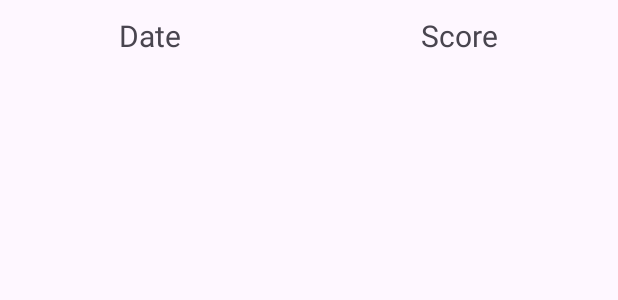
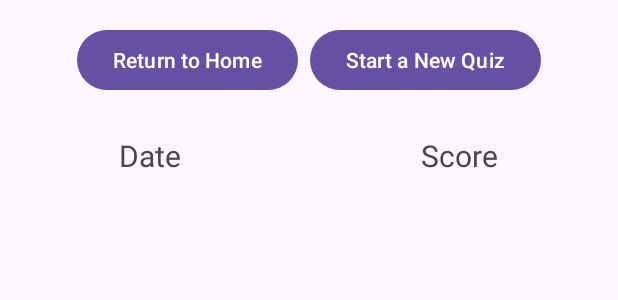
Before and after one commit to adurr21/CountryQuiz, an Android app: the layout fragment_past_quizzes_list.xml on its own in the app's theme, with its tools: preview values and no code run, on a phone screen of 412 x 824 dp. Shown: the top 300 px of the screen. Run offline under Robolectric (Android 15) with nearby library versions, the phone set to English and light mode, and no system bars.

Commit message:
Added functionality to view past quizzes page. + Adjusted styling.

```diff
--- a/app/src/main/java/edu/uga/countryquiz/fragments/PastQuizzesFragment.java
+++ b/app/src/main/java/edu/uga/countryquiz/fragments/PastQuizzesFragment.java
@@ -11,7 +11,9 @@ import androidx.recyclerview.widget.RecyclerView;
 import android.view.LayoutInflater;
 import android.view.View;
 import android.view.ViewGroup;
+import android.widget.Button;
 
+import edu.uga.countryquiz.MainActivity;
 import edu.uga.countryquiz.R;
 import edu.uga.countryquiz.content.Quiz;
 import edu.uga.countryquiz.content.Quizzes;
@@ -26,6 +28,7 @@ public class PastQuizzesFragment extends Fragment {
     private static final String ARG_COLUMN_COUNT = "column-count";
     // TODO: Customize parameters
     private int mColumnCount = 1;
+    private Button returnHomeButton, startNewQuizButton;
 
     /**
      * Mandatory empty constructor for the fragment manager to instantiate the
@@ -68,6 +71,20 @@ public class PastQuizzesFragment extends Fragment {
                 recyclerView.setLayoutManager(new GridLayoutManager(context, mColumnCount));
             }
             recyclerView.setAdapter(new MyQuizzesRecyclerViewAdapter(Quizzes.getQuizzes()));
+
+            returnHomeButton = view.findViewById(R.id.returnHomeButton);
+            returnHomeButton.setOnClickListener(v -> {
+                Fragment splashScreen = new SplashScreen();
+                getParentFragmentManager().beginTransaction()
+                        .replace(R.id.fragmentContainerView, splashScreen)
+                        .commit();
+            });
+
+            startNewQuizButton = view.findViewById(R.id.startNewQuizButton);
+            startNewQuizButton.setOnClickListener(v -> {
+                ((MainActivity)getActivity()).startQuiz();
+            });
+
         }
         return view;
     }
--- a/app/src/main/res/layout/fragment_past_quizzes.xml
+++ b/app/src/main/res/layout/fragment_past_quizzes.xml
@@ -1,22 +1,26 @@
 <?xml version="1.0" encoding="utf-8"?>
 <LinearLayout xmlns:android="http://schemas.android.com/apk/res/android"
-    android:layout_width="wrap_content"
+    android:layout_width="match_parent"
     android:layout_height="wrap_content"
-    android:orientation="horizontal">
+    android:orientation="horizontal"
+    android:padding="8dp">
 
     <TextView
         android:id="@+id/item_number"
-        android:layout_width="wrap_content"
+        android:layout_width="0dp"
         android:layout_height="wrap_content"
+        android:layout_weight="1"
         android:layout_margin="@dimen/text_margin"
-        android:layout_weight="1"
+        android:gravity="center"
         android:textAppearance="?attr/textAppearanceListItem" />
 
     <TextView
         android:id="@+id/content"
-        android:layout_width="wrap_content"
+        android:layout_width="0dp"
         android:layout_height="wrap_content"
+        android:layout_weight="1"
         android:layout_margin="@dimen/text_margin"
-        android:layout_weight="1"
+        android:gravity="center"
         android:textAppearance="?attr/textAppearanceListItem" />
+
 </LinearLayout>
--- a/app/src/main/res/layout/fragment_past_quizzes_list.xml
+++ b/app/src/main/res/layout/fragment_past_quizzes_list.xml
@@ -4,6 +4,28 @@
     android:layout_width="match_parent"
     android:layout_height="match_parent"
     android:orientation="vertical">
+
+    <LinearLayout
+        android:layout_width="match_parent"
+        android:layout_height="wrap_content"
+        android:orientation="horizontal"
+        android:gravity="center"
+        android:layout_marginTop="16dp"
+        android:layout_marginBottom="16dp">
+
+        <Button
+            android:id="@+id/returnHomeButton"
+            android:layout_width="wrap_content"
+            android:layout_height="wrap_content"
+            android:text="Return to Home"
+            android:layout_marginEnd="8dp" />
+
+        <Button
+            android:id="@+id/startNewQuizButton"
+            android:layout_width="wrap_content"
+            android:layout_height="wrap_content"
+            android:text="Start a New Quiz" />
+    </LinearLayout>
 
     <LinearLayout
         android:layout_width="match_parent"
```
